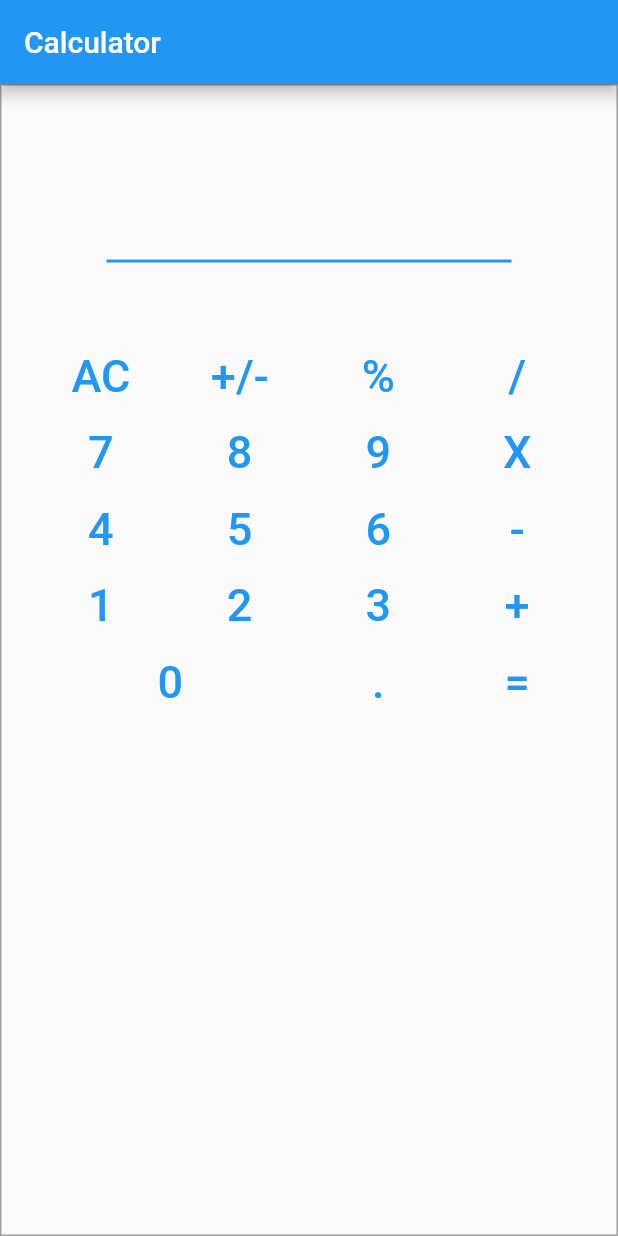
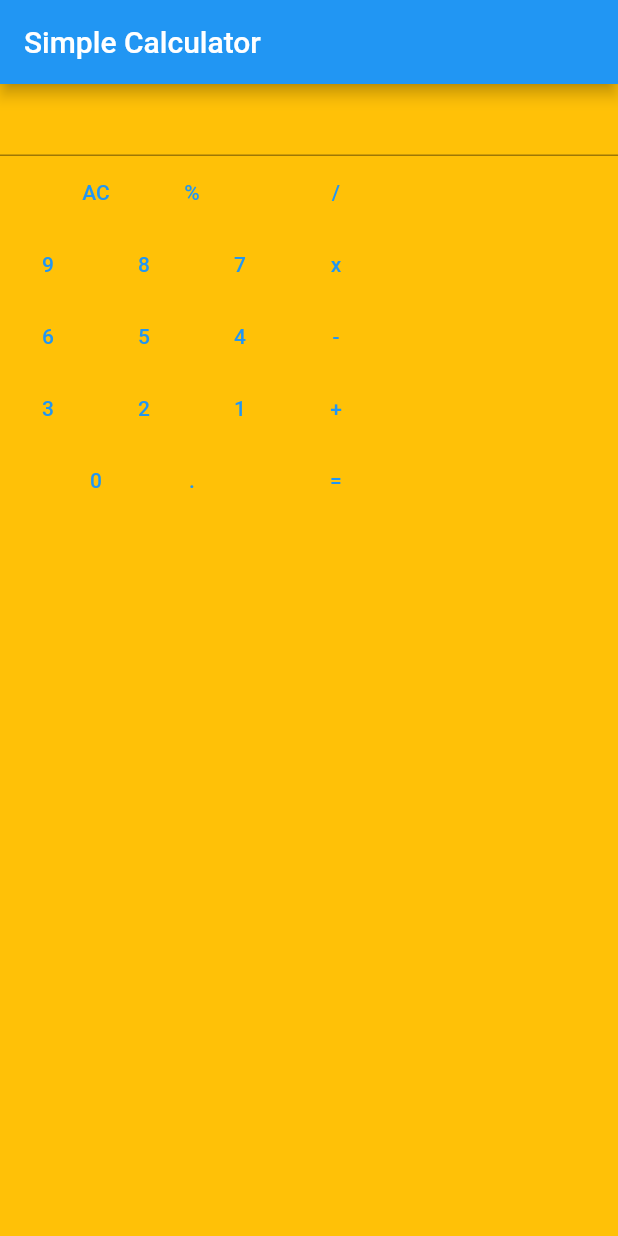
Before and after one commit to Betselot-GA/Calculator-Mobile-App, a Flutter app: the screen it shows after launch, on a phone screen of 412 x 824 dp. Run offline on Flutter 3.47's test engine with Material 2 defaults, Android fonts, the phone set to English and light mode, and no system bars.

Commit message:
refactored the code and the UI

```diff
--- a/calculator/lib/main.dart
+++ b/calculator/lib/main.dart
@@ -1,6 +1,6 @@
-import 'package:calculator/widgets/calculator_widget.dart';
+import 'package:calculator/src/app.dart';
 import 'package:flutter/material.dart';
 
 void main() {
-  runApp(Calculator());
+  runApp(App());
 }
--- /dev/null
+++ b/calculator/lib/src/app.dart
@@ -0,0 +1,21 @@
+import "package:calculator/widgets/calculate_widget.dart";
+import "package:calculator/widgets/textfield_widget.dart";
+import "package:flutter/material.dart";
+
+class App extends StatelessWidget {
+  Widget build(context) {
+    return MaterialApp(
+      home: Scaffold(
+        appBar: AppBar(
+          title: Text("Simple Calculator"),
+        ),
+        body: Container(
+          decoration: BoxDecoration(color: Colors.amber),
+          child: Column(
+            children: [TextfieldWidget(), CalculateWidget()],
+          ),
+        ),
+      ),
+    );
+  }
+}
--- /dev/null
+++ b/calculator/lib/widgets/calculate_widget.dart
@@ -0,0 +1,83 @@
+import "package:flutter/material.dart";
+
+class CalculateWidget extends StatelessWidget {
+  List<Widget> allButtons = [];
+
+  Widget build(context) {
+    return Center(
+        child: Align(
+          alignment: Alignment.bottomCenter,
+          child:  Container(
+          // padding: EdgeInsets.all(50.0),
+          child:  buttonGrid(),
+          ),
+          ),
+
+        );
+  }
+
+  Widget button(numbers) {
+    return TextButton(
+      onPressed: () => {},
+      child: Text(
+        ("$numbers"),
+      ),
+    );
+  }
+
+  Widget buttonGrid() {
+
+    gridView();
+    return Row(children: [
+      Column(
+        children: [
+          Row(
+            children: [
+              Column(
+                children: allButtons,
+              ),
+              Row(
+                children: [
+                  Column(
+                    children: [
+                      button('/'),
+                      button('x'),
+                      button('-'),
+                      button('+'),
+                      button('='),
+                    ],
+                  )
+                ],
+              )
+            ],
+          )
+        ],
+      ),
+    ]);
+  }
+
+  gridView() {
+    allButtons.add(Row(
+      children: [button('AC'), button('%')],
+    ));
+    List<Widget> buttonRow = [];
+    for (var i = 9; i >= 0; i--) {
+      if (buttonRow.length != 3) {
+        buttonRow.add(button(i));
+      } else {
+        allButtons.add(
+          Row(
+            children: buttonRow,
+          ),
+        );
+        buttonRow = [];
+        buttonRow.add(button(i));
+      }
+    }
+    allButtons.add(
+      Row(
+        children: [button(0), button('.')],
+      ),
+    );
+  }
+}
--- a/calculator/lib/widgets/calculator_widget.dart
+++ /dev/null
@@ -1,225 +0,0 @@
-import "dart:io";
-
-import "package:flutter/material.dart";
-
-class Calculator extends StatefulWidget {
-  @override
-  createState() {
-    return CalculatorState();
-  }
-}
-
-class CalculatorState extends State<Calculator> {
-  var count = 0;
-
-  @override
-  Widget build(context) {
-    return MaterialApp(
-        home: Scaffold(
-            appBar: AppBar(
-              title: Text("Calculator"),
-            ),
-            body: Container(
-              decoration: BoxDecoration(
-                border: Border.all(color: Colors.grey)
-              ),
-               padding: EdgeInsets.all(20.0),
-
-              child: Column(
-            children: [
-             Container(
-              padding: EdgeInsets.all(50.0),
-              child:  TextField(
-                  autofocus: true,
-                  readOnly: true,
-                ),
-             ),
-              buildCalc(count)
-            ],
-          ),
-            ),
-
-            ),
-            );
-  }
-}
-
-Widget buildCalc(count) {
-  return Column(
-    children: [
-        Row(
-        children: [
-         Expanded(
-          child: TextButton(
-
-            onPressed: () => count++,
-            child: Text(
-              "AC",
-              style: TextStyle(fontSize: 30),
-            ),
-          ),
-          ),
-          Expanded(
-            child: TextButton(
-              onPressed: () => count++,
-              child: Text(
-                "+/-",
-                style: TextStyle(fontSize: 30),
-              ),
-            ),
-          ),
-          Expanded(child: TextButton(
-            onPressed: () => count++,
-            child: Text(
-              "%",
-              style: TextStyle(fontSize: 30),
-            ),
-          )),
-          Expanded(child: TextButton(
-            onPressed: () => count++,
-            child: Text(
-              "/",
-              style: TextStyle(fontSize: 30),
-            ),
-          )),
-        ],
-      ),
-
-       Row(
-        children: [
-          Expanded(child: TextButton(
-            onPressed: () => count++,
-            child: Text(
-              "7",
-              style: TextStyle(fontSize: 30),
-            ),
-          )),
-             Expanded(child:  TextButton(
-            onPressed: () => count++,
-            child: Text(
-              "8",
-              style: TextStyle(fontSize: 30),
-            ),
-          )),
-          Expanded(child: TextButton(
-            onPressed: () => count++,
-            child: Text(
-              "9",
-              style: TextStyle(fontSize: 30),
-            ),
-          )),
-          Expanded(child: TextButton(
-            onPressed: () => count++,
-            child: Text(
-              "X",
-              style: TextStyle(fontSize: 30),
-            ),
-          )),
-        ],
-      ),
-       Row(
-        children: [
-          Expanded(child: TextButton(
-            onPressed: () => count++,
-            child: Text(
-              "4",
-              style: TextStyle(fontSize: 30),
-            ),
-          )),
-            Expanded(child: TextButton(
-            onPressed: () => count++,
-            child: Text(
-              "5",
-              style: TextStyle(fontSize: 30),
-            ),
-          ),)  ,
-          Expanded(child: TextButton(
-            onPressed: () => count++,
-            child: Text(
-              "6",
-              style: TextStyle(fontSize: 30),
-            ),
-          )),
-         Expanded(child:  TextButton(
-            onPressed: () => count++,
-            child: Text(
-              "-",
-              style: TextStyle(fontSize: 30),
-            ),
-          )),
-        ],
-      ),
-      Row(
-        children: [
-         Expanded(child:  TextButton(
-            onPressed: () => count++,
-            child: Text(
-              "1",
-              style: TextStyle(fontSize: 30),
-            ),
-          ),
-          ),
-             Expanded(child:  TextButton(
-            onPressed: () => count++,
-            child: Text(
-              "2",
-              style: TextStyle(fontSize: 30),
-            ),
-          )),
-          Expanded(child: TextButton(
-            onPressed: () => count++,
-            child: Text(
-              "3",
-              style: TextStyle(fontSize: 30),
-            ),
-          )),
-          Expanded(child: TextButton(
-            onPressed: () => count++,
-            child: Text(
-              "+",
-              style: TextStyle(fontSize: 30),
-            ),
-          ),
-          ),
-
-        ],
-      ),
-        Row(
-        children: [
-          Expanded(
-            flex: 2,
-            child: TextButton(
-            onPressed: () => count++,
-            // ignore: prefer_const_constructors
-            child: Text(
-              "0",
-              // ignore: prefer_const_constructors
-              style: TextStyle(
-                fontSize: 30,
-                ),
-                textAlign: TextAlign.left,
-            ),
-          ),
-          ),
-          Expanded(child: TextButton(
-            onPressed: () => count++,
-            child: Text(
-              ".",
-              style: TextStyle(fontSize: 30),
-            ),
-          ),
-          ),
-          Expanded(child: TextButton(
-            onPressed: () => count++,
-            child: Text(
-              "=",
-              style: TextStyle(fontSize: 30),
-            ),
-          ),
-          ),
-        ],
-      ),
-
-    ],
-  );
-}
--- /dev/null
+++ b/calculator/lib/widgets/textfield_widget.dart
@@ -0,0 +1,13 @@
+import "package:flutter/material.dart";
+
+class TextfieldWidget extends StatefulWidget {
+  createState() => TextfieldState();
+}
+
+class TextfieldState extends State<TextfieldWidget> {
+  Widget build(context) {
+    return TextField(
+      readOnly: true,
+    );
+  }
+}
```
Also changed, not shown: calculator/flutter_01.png (added), calculator/flutter_02.png (added).
